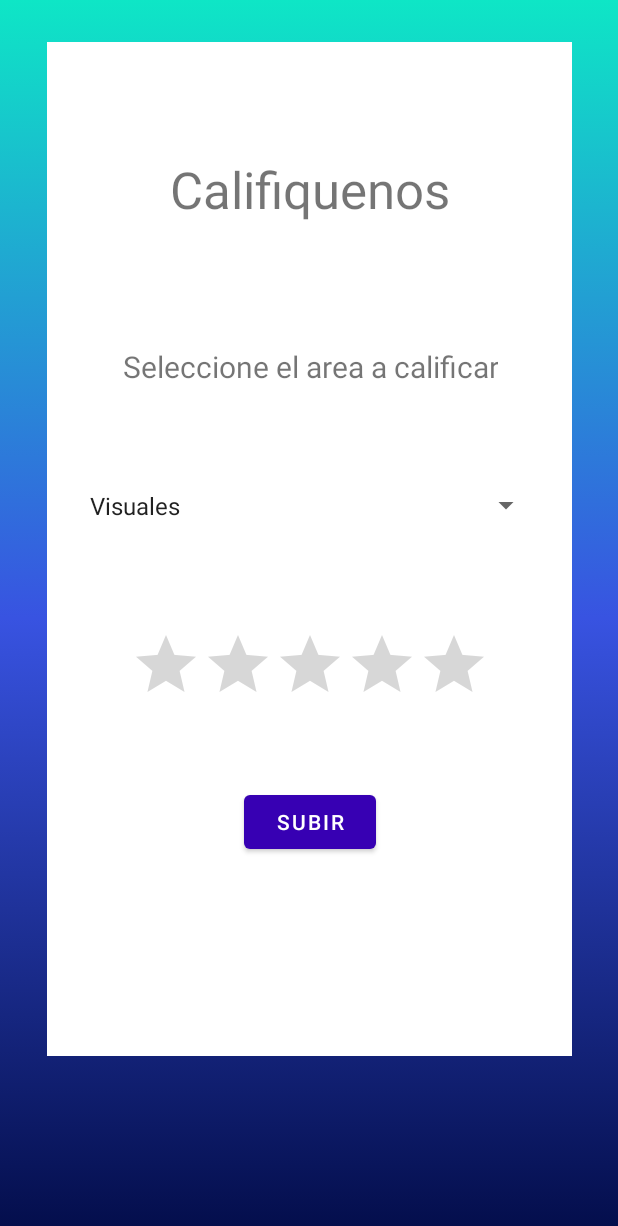
After one commit to NekoHEN/EPE2APPMOVIL, an Android app: the Calificar screen opened directly, with no data from a screen before it, on a phone screen of 412 x 824 dp. The commit adds this screen. Shown: the top 1226 px of the screen. Run offline under Robolectric (Android 15) with nearby library versions, the phone set to English and light mode, and no system bars.

Commit message:
Se agrego la pantalla de calificar y sus funcinalidades

```diff
--- a/app/src/main/AndroidManifest.xml
+++ b/app/src/main/AndroidManifest.xml
@@ -12,13 +12,13 @@
         android:theme="@style/Theme.EPE2AppMovil"
         tools:targetApi="31">
         <activity
+            android:name=".Calificar"
+            android:exported="false" />
+        <activity
             android:name=".Info_act"
             android:exported="false" />
         <activity
             android:name=".Home_act"
-            android:exported="false" />
-        <activity
-            android:name=".Valoracion_act"
             android:exported="false" />
         <activity
             android:name=".valoracion"
--- /dev/null
+++ b/app/src/main/java/com/example/epe2appmovil/Calificar.java
@@ -0,0 +1,28 @@
+package com.example.epe2appmovil;
+
+import androidx.appcompat.app.AppCompatActivity;
+
+import android.os.Bundle;
+import android.view.View;
+import android.widget.ArrayAdapter;
+import android.widget.Toast;
+import android.widget.Spinner;
+
+public class Calificar extends AppCompatActivity {
+
+    private Spinner spOpciones;
+    @Override
+    protected void onCreate(Bundle savedInstanceState) {
+        super.onCreate(savedInstanceState);
+        setContentView(R.layout.activity_calificar);
+
+        spOpciones = findViewById(R.id.spOpcion);
+
+        String [] opciones = {"Visuales","Organizacion","Colores","Imagenes"};
+        ArrayAdapter<String> adapter = new ArrayAdapter<String>(this, android.R.layout.simple_spinner_item, opciones);
+        spOpciones.setAdapter(adapter);
+    }
+    public void subir(View view) {
+        Toast.makeText(getBaseContext(), "Gracias por calificarnos", Toast.LENGTH_LONG).show();
+    }
+}
--- a/app/src/main/java/com/example/epe2appmovil/Home_act.java
+++ b/app/src/main/java/com/example/epe2appmovil/Home_act.java
@@ -37,6 +37,10 @@ public class Home_act extends AppCompatActivity {
         Intent i = new Intent(this, Info_act.class);
         startActivity(i);
     }
+    public void calificar(View view){
+        Intent i = new Intent(this, Calificar.class);
+        startActivity(i);
+    }
     public void finalizar(View view){
         finish();
     }
--- a/app/src/main/java/com/example/epe2appmovil/Valoracion_act.java
+++ /dev/null
@@ -1,14 +0,0 @@
-package com.example.epe2appmovil;
-
-import androidx.appcompat.app.AppCompatActivity;
-
-import android.os.Bundle;
-
-public class Valoracion_act extends AppCompatActivity {
-
-    @Override
-    protected void onCreate(Bundle savedInstanceState) {
-        super.onCreate(savedInstanceState);
-        setContentView(R.layout.activity_valoracion);
-    }
-}
--- /dev/null
+++ b/app/src/main/res/layout/activity_calificar.xml
@@ -0,0 +1,88 @@
+<?xml version="1.0" encoding="utf-8"?>
+<androidx.constraintlayout.widget.ConstraintLayout xmlns:android="http://schemas.android.com/apk/res/android"
+    xmlns:app="http://schemas.android.com/apk/res-auto"
+    xmlns:tools="http://schemas.android.com/tools"
+    android:layout_width="match_parent"
+    android:layout_height="match_parent"
+    android:background="@drawable/gradient_background"
+    tools:context=".Calificar">
+
+    <androidx.constraintlayout.widget.ConstraintLayout
+        android:layout_width="350dp"
+        android:layout_height="676dp"
+        android:layout_marginStart="1dp"
+        android:layout_marginTop="28dp"
+        android:layout_marginEnd="1dp"
+        android:background="#FFFFFF"
+        app:layout_constraintEnd_toEndOf="parent"
+        app:layout_constraintStart_toStartOf="parent"
+        app:layout_constraintTop_toTopOf="parent">
+
+        <TextView
+            android:id="@+id/textView8"
+            android:layout_width="193dp"
+            android:layout_height="53dp"
+            android:layout_marginStart="1dp"
+            android:layout_marginTop="75dp"
+            android:layout_marginEnd="1dp"
+            android:text="Califiquenos"
+            android:textAlignment="center"
+            android:textSize="34sp"
+            app:layout_constraintEnd_toEndOf="parent"
+            app:layout_constraintStart_toStartOf="parent"
+            app:layout_constraintTop_toTopOf="parent" />
+
+        <TextView
+            android:id="@+id/textView9"
+            android:layout_width="wrap_content"
+            android:layout_height="wrap_content"
+            android:layout_marginStart="1dp"
+            android:layout_marginTop="74dp"
+            android:layout_marginEnd="1dp"
+            android:text="Seleccione el area a calificar"
+            android:textAlignment="center"
+            android:textSize="20sp"
+            app:layout_constraintEnd_toEndOf="parent"
+            app:layout_constraintStart_toStartOf="parent"
+            app:layout_constraintTop_toBottomOf="@+id/textView8" />
+
+        <Spinner
+            android:id="@+id/spOpcion"
+            android:layout_width="309dp"
+            android:layout_height="54dp"
+            android:layout_marginStart="1dp"
+            android:layout_marginTop="52dp"
+            android:layout_marginEnd="1dp"
+            app:layout_constraintEnd_toEndOf="parent"
+            app:layout_constraintHorizontal_bias="0.512"
+            app:layout_constraintStart_toStartOf="parent"
+            app:layout_constraintTop_toBottomOf="@+id/textView9" />
+
+        <Button
+            android:id="@+id/button10"
+            android:layout_width="wrap_content"
+            android:layout_height="wrap_content"
+            android:layout_marginStart="1dp"
+            android:layout_marginTop="48dp"
+            android:layout_marginEnd="1dp"
+            android:layout_marginBottom="133dp"
+            android:onClick="subir"
+            android:text="Subir"
+            app:layout_constraintBottom_toBottomOf="parent"
+            app:layout_constraintEnd_toEndOf="parent"
+            app:layout_constraintStart_toStartOf="parent"
+            app:layout_constraintTop_toBottomOf="@+id/ratingBar2" />
+
+        <RatingBar
+            android:id="@+id/ratingBar2"
+            android:layout_width="wrap_content"
+            android:layout_height="wrap_content"
+            android:layout_marginStart="1dp"
+            android:layout_marginTop="55dp"
+            android:layout_marginEnd="1dp"
+            app:layout_constraintEnd_toEndOf="parent"
+            app:layout_constraintStart_toStartOf="parent"
+            app:layout_constraintTop_toBottomOf="@+id/spOpcion" />
+
+    </androidx.constraintlayout.widget.ConstraintLayout>
+</androidx.constraintlayout.widget.ConstraintLayout>
--- a/app/src/main/res/layout/activity_home.xml
+++ b/app/src/main/res/layout/activity_home.xml
@@ -134,7 +134,7 @@
                     android:id="@+id/button6"
                     android:layout_width="145dp"
                     android:layout_height="65dp"
-                    android:onClick="Valoracion"
+                    android:onClick="calificar"
                     android:text="Calificar" />
             </androidx.cardview.widget.CardView>
 
--- a/app/src/main/res/layout/activity_valoracion.xml
+++ /dev/null
@@ -1,24 +0,0 @@
-<?xml version="1.0" encoding="utf-8"?>
-<androidx.constraintlayout.widget.ConstraintLayout xmlns:android="http://schemas.android.com/apk/res/android"
-    xmlns:app="http://schemas.android.com/apk/res-auto"
-    xmlns:tools="http://schemas.android.com/tools"
-    android:layout_width="match_parent"
-    android:layout_height="match_parent"
-    android:background="@drawable/gradient_background"
-    tools:context=".Valoracion_act">
-
-    <androidx.cardview.widget.CardView
-        android:layout_width="370dp"
-        android:layout_height="675dp"
-        app:layout_constraintBottom_toBottomOf="parent"
-        app:layout_constraintEnd_toEndOf="parent"
-        app:layout_constraintStart_toStartOf="parent"
-        app:layout_constraintTop_toTopOf="parent" >
-
-        <androidx.constraintlayout.widget.ConstraintLayout
-            android:layout_width="match_parent"
-            android:layout_height="match_parent">
-
-        </androidx.constraintlayout.widget.ConstraintLayout>
-    </androidx.cardview.widget.CardView>
-</androidx.constraintlayout.widget.ConstraintLayout>
```
